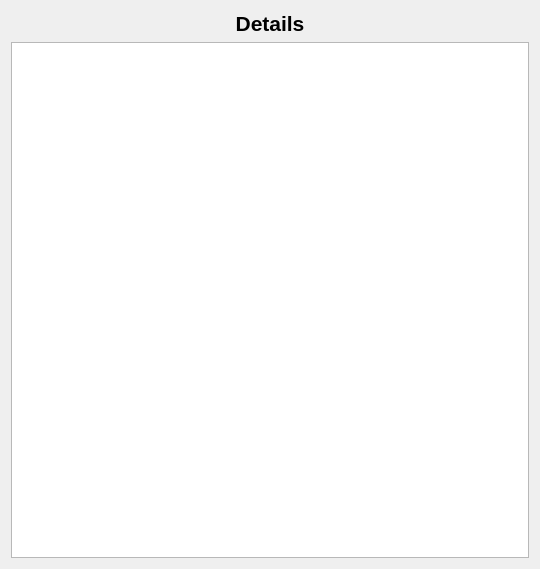
The window that client_desktop_QT/client-admin/resourcedetails.ui (HDR-2023-2024/proiectpaw-socialsync) describes before a commit, drawn with Qt 5.
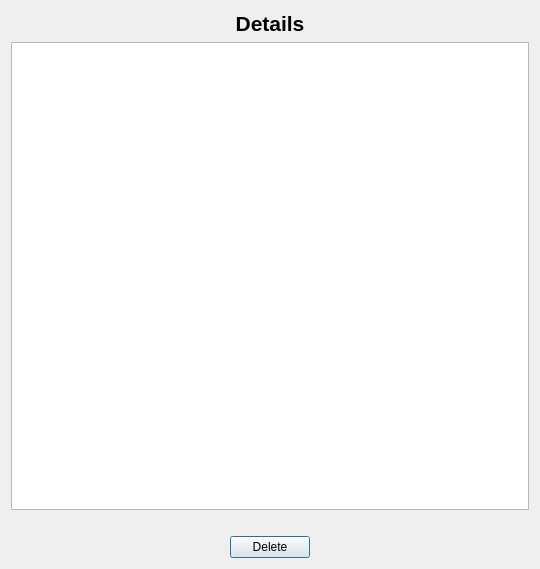
The same window after the commit. Custom widgets are drawn as their Qt base class.

Diff of the .ui file:
```diff
--- a/client_desktop_QT/client-admin/resourcedetails.ui
+++ b/client_desktop_QT/client-admin/resourcedetails.ui
@@ -35,10 +35,67 @@
      <item>
       <widget class="QListView" name="listView"/>
      </item>
+     <item>
+      <spacer name="horizontalSpacer">
+       <property name="orientation">
+        <enum>Qt::Horizontal</enum>
+       </property>
+       <property name="sizeHint" stdset="0">
+        <size>
+         <width>40</width>
+         <height>20</height>
+        </size>
+       </property>
+      </spacer>
+     </item>
+     <item>
+      <layout class="QHBoxLayout" name="horizontalLayout">
+       <item>
+        <spacer name="horizontalSpacer_3">
+         <property name="orientation">
+          <enum>Qt::Horizontal</enum>
+         </property>
+         <property name="sizeHint" stdset="0">
+          <size>
+           <width>40</width>
+           <height>20</height>
+          </size>
+         </property>
+        </spacer>
+       </item>
+       <item>
+        <widget class="CustomPushButton" name="deleteBtn">
+         <property name="text">
+          <string>Delete</string>
+         </property>
+        </widget>
+       </item>
+       <item>
+        <spacer name="horizontalSpacer_2">
+         <property name="orientation">
+          <enum>Qt::Horizontal</enum>
+         </property>
+         <property name="sizeHint" stdset="0">
+          <size>
+           <width>40</width>
+           <height>20</height>
+          </size>
+         </property>
+        </spacer>
+       </item>
+      </layout>
+     </item>
     </layout>
    </item>
   </layout>
  </widget>
+ <customwidgets>
+  <customwidget>
+   <class>CustomPushButton</class>
+   <extends>QPushButton</extends>
+   <header>custompushbutton.h</header>
+  </customwidget>
+ </customwidgets>
  <resources/>
  <connections/>
 </ui>
```
Left out of the diff: 2 changed lines with no effect on the pictures.
